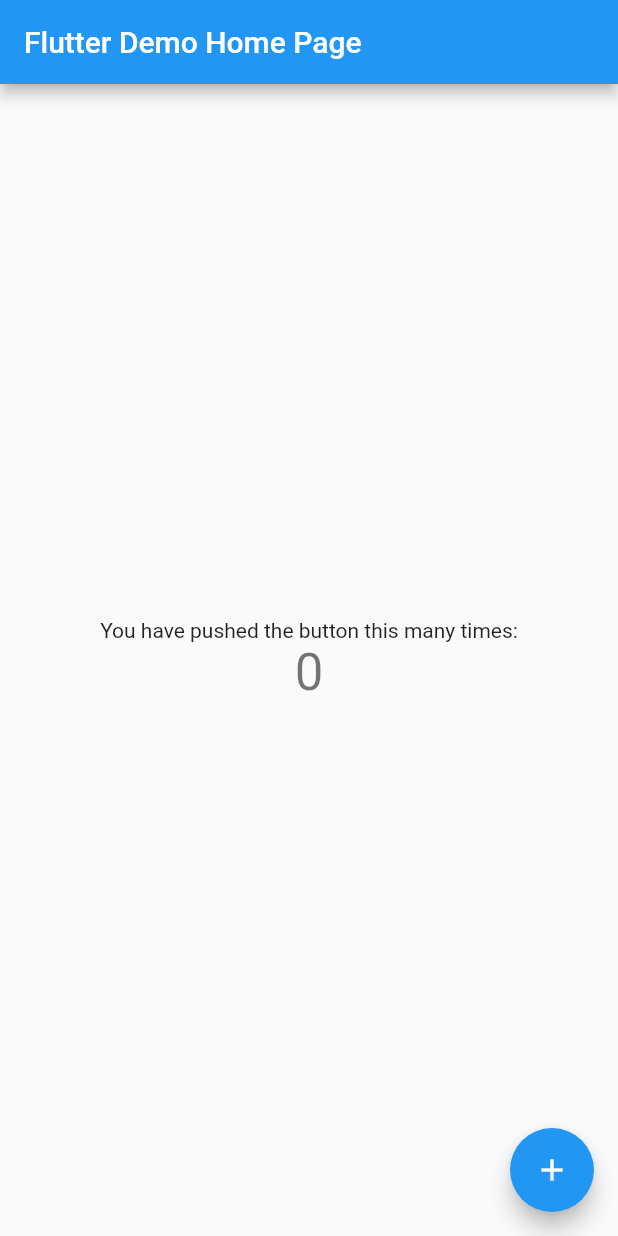
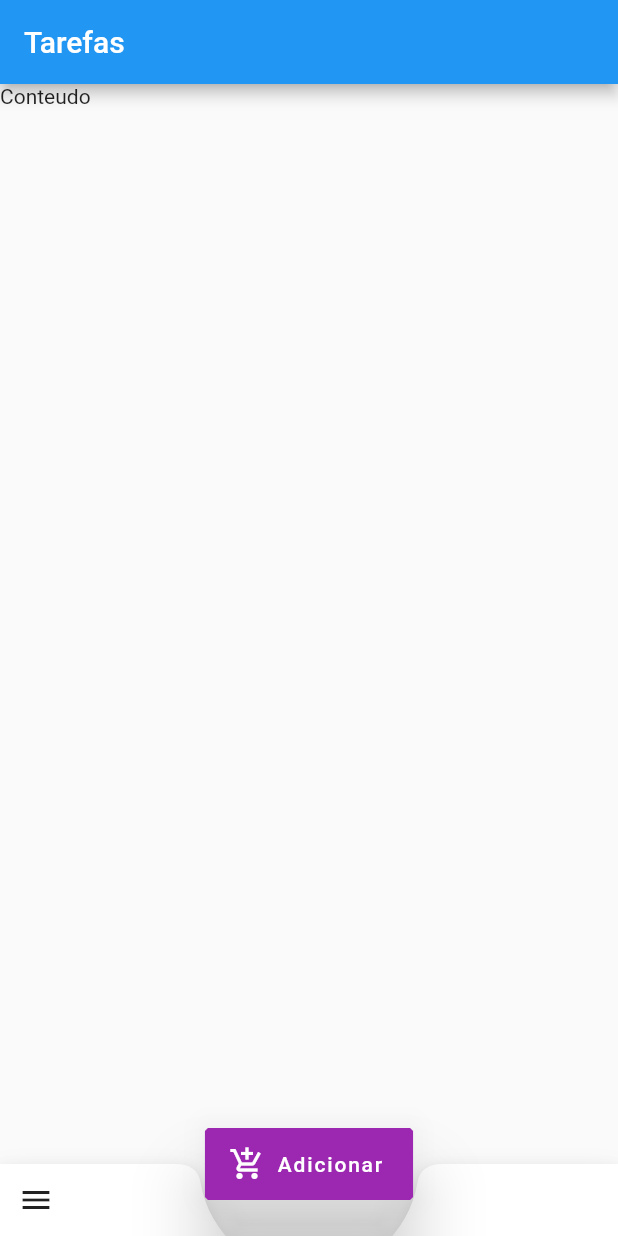
Before and after one commit to danielfmpc/lista_tarefa, a Flutter app: the screen it shows after launch, on a phone screen of 412 x 824 dp. Run offline on Flutter 3.47's test engine with Material 2 defaults, Android fonts, the phone set to English and light mode, and no system bars.

Commit message:
criando floatbutton

```diff
--- /dev/null
+++ b/lib/Home.dart
@@ -0,0 +1,42 @@
+import 'package:flutter/material.dart';
+
+class Home extends StatefulWidget {
+  @override
+  _HomeState createState() => _HomeState();
+}
+
+class _HomeState extends State<Home> {
+  @override
+  Widget build(BuildContext context) {
+    return Scaffold(
+      appBar: AppBar(
+        title: Text("Tarefas"),
+      ),
+      body: Text("Conteudo"),
+      floatingActionButtonLocation: FloatingActionButtonLocation.centerDocked,
+      // floatingActionButton: FloatingActionButton(
+      floatingActionButton: FloatingActionButton.extended(
+        backgroundColor: Colors.purple,
+        foregroundColor: Colors.white,
+        elevation: 20,
+        icon: Icon(Icons.add_shopping_cart),
+        label: Text("Adicionar"),
+        shape: BeveledRectangleBorder(
+          borderRadius: BorderRadius.circular(2)
+        ),
+        onPressed: () {},
+      ),
+      bottomNavigationBar: BottomAppBar(
+        shape: CircularNotchedRectangle(),
+        child: Row(
+          children: <Widget>[
+            IconButton(
+              onPressed: (){},
+              icon: Icon(Icons.menu),
+            )
+          ],
+        ),
+      ),
+    );
+  }
+}
--- a/lib/main.dart
+++ b/lib/main.dart
@@ -1,111 +1,7 @@
 import 'package:flutter/material.dart';
+import 'package:lista_tarefa/Home.dart';
 
-void main() => runApp(MyApp());
-
-class MyApp extends StatelessWidget {
-  // This widget is the root of your application.
-  @override
-  Widget build(BuildContext context) {
-    return MaterialApp(
-      title: 'Flutter Demo',
-      theme: ThemeData(
-        // This is the theme of your application.
-        //
-        // Try running your application with "flutter run". You'll see the
-        // application has a blue toolbar. Then, without quitting the app, try
-        // changing the primarySwatch below to Colors.green and then invoke
-        // "hot reload" (press "r" in the console where you ran "flutter run",
-        // or simply save your changes to "hot reload" in a Flutter IDE).
-        // Notice that the counter didn't reset back to zero; the application
-        // is not restarted.
-        primarySwatch: Colors.blue,
-      ),
-      home: MyHomePage(title: 'Flutter Demo Home Page'),
-    );
-  }
-}
-
-class MyHomePage extends StatefulWidget {
-  MyHomePage({Key key, this.title}) : super(key: key);
-
-  // This widget is the home page of your application. It is stateful, meaning
-  // that it has a State object (defined below) that contains fields that affect
-  // how it looks.
-
-  // This class is the configuration for the state. It holds the values (in this
-  // case the title) provided by the parent (in this case the App widget) and
-  // used by the build method of the State. Fields in a Widget subclass are
-  // always marked "final".
-
-  final String title;
-
-  @override
-  _MyHomePageState createState() => _MyHomePageState();
-}
-
-class _MyHomePageState extends State<MyHomePage> {
-  int _counter = 0;
-
-  void _incrementCounter() {
-    setState(() {
-      // This call to setState tells the Flutter framework that something has
-      // changed in this State, which causes it to rerun the build method below
-      // so that the display can reflect the updated values. If we changed
-      // _counter without calling setState(), then the build method would not be
-      // called again, and so nothing would appear to happen.
-      _counter++;
-    });
-  }
-
-  @override
-  Widget build(BuildContext context) {
-    // This method is rerun every time setState is called, for instance as done
-    // by the _incrementCounter method above.
-    //
-    // The Flutter framework has been optimized to make rerunning build methods
-    // fast, so that you can just rebuild anything that needs updating rather
-    // than having to individually change instances of widgets.
-    return Scaffold(
-      appBar: AppBar(
-        // Here we take the value from the MyHomePage object that was created by
-        // the App.build method, and use it to set our appbar title.
-        title: Text(widget.title),
-      ),
-      body: Center(
-        // Center is a layout widget. It takes a single child and positions it
-        // in the middle of the parent.
-        child: Column(
-          // Column is also layout widget. It takes a list of children and
-          // arranges them vertically. By default, it sizes itself to fit its
-          // children horizontally, and tries to be as tall as its parent.
-          //
-          // Invoke "debug painting" (press "p" in the console, choose the
-          // "Toggle Debug Paint" action from the Flutter Inspector in Android
-          // Studio, or the "Toggle Debug Paint" command in Visual Studio Code)
-          // to see the wireframe for each widget.
-          //
-          // Column has various properties to control how it sizes itself and
-          // how it positions its children. Here we use mainAxisAlignment to
-          // center the children vertically; the main axis here is the vertical
-          // axis because Columns are vertical (the cross axis would be
-          // horizontal).
-          mainAxisAlignment: MainAxisAlignment.center,
-          children: <Widget>[
-            Text(
-              'You have pushed the button this many times:',
-            ),
-            Text(
-              '$_counter',
-              style: Theme.of(context).textTheme.display1,
-            ),
-          ],
-        ),
-      ),
-      floatingActionButton: FloatingActionButton(
-        onPressed: _incrementCounter,
-        tooltip: 'Increment',
-        child: Icon(Icons.add),
-      ), // This trailing comma makes auto-formatting nicer for build methods.
-    );
-  }
-}
+void main() => runApp(MaterialApp(
+  home: Home(),
+  debugShowCheckedModeBanner: false,
+));
```
Also changed, not shown: 1 other file.
